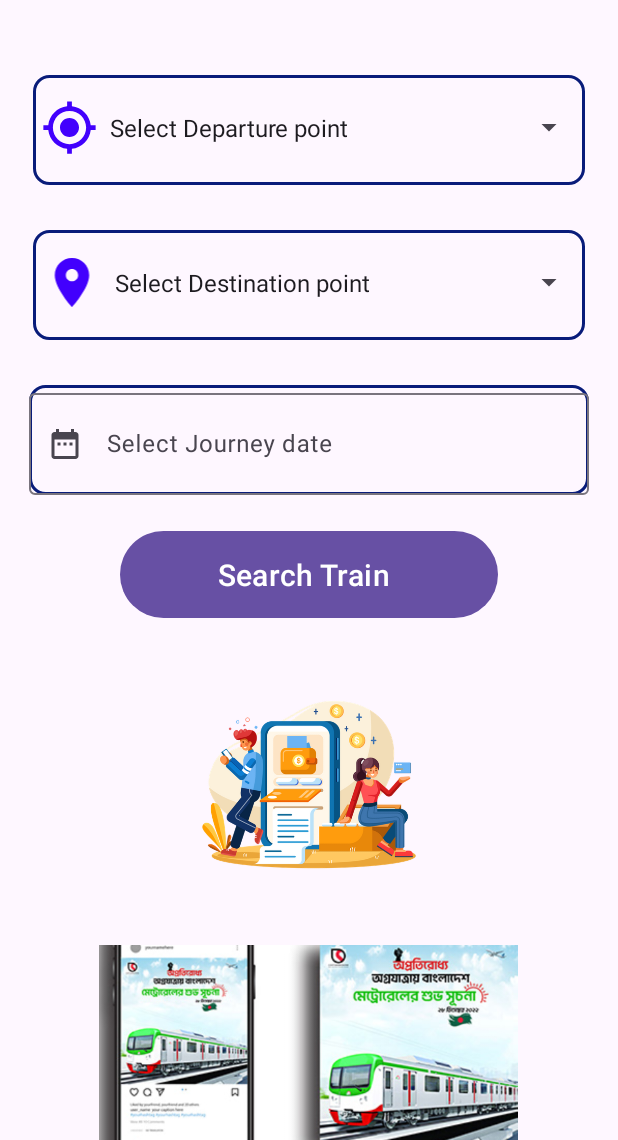
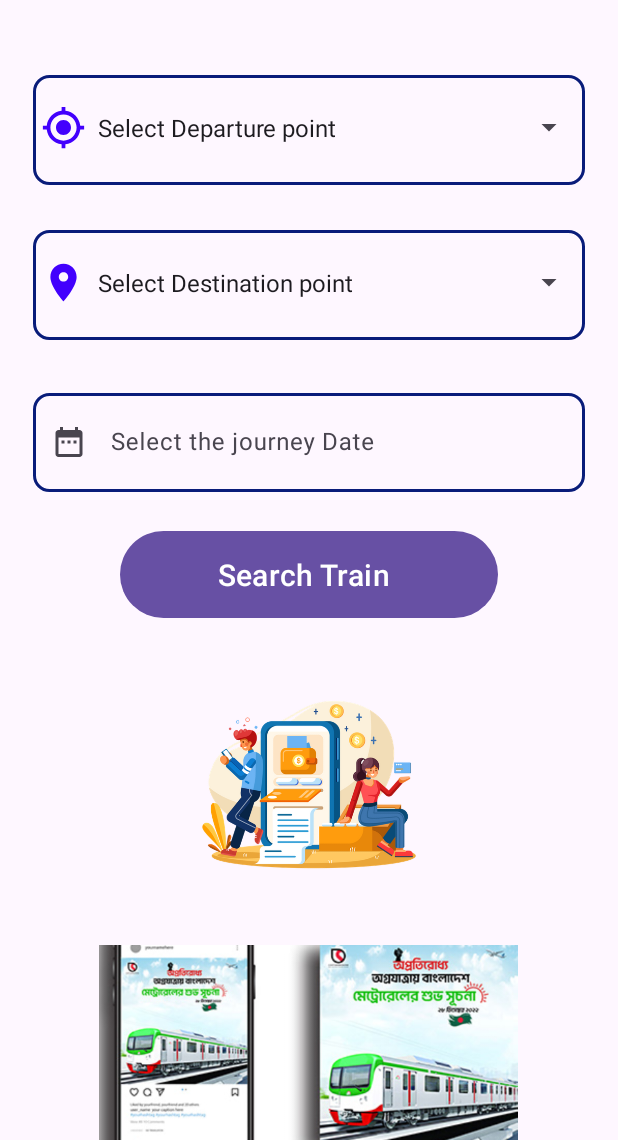
Before and after one commit to EmmanuelEmu/Metro-Rail, an Android app: the screen it shows after launch (home), on a phone screen of 412 x 824 dp, the part 96-1236 px from its top. Run offline under Robolectric (Android 15) with nearby library versions, the phone set to English and light mode, and no system bars; our stand-ins replace Firebase (no records; nobody signed in at launch, a user with empty details on screens opened directly); Roboto replaces fonts that are not available here.

Commit message:
purchase ticket activity is ongoing

```diff
--- a/app/build.gradle.kts
+++ b/app/build.gradle.kts
@@ -1,6 +1,7 @@
 plugins {
     id("com.android.application")
     id("com.google.gms.google-services")
+    id("com.google.android.libraries.mapsplatform.secrets-gradle-plugin")
 }
 
 android {
@@ -30,6 +31,9 @@ android {
         sourceCompatibility = JavaVersion.VERSION_1_8
         targetCompatibility = JavaVersion.VERSION_1_8
     }
+    buildFeatures {
+        viewBinding = true
+    }
 }
 
 dependencies {
@@ -42,6 +46,8 @@ dependencies {
     implementation("com.google.firebase:firebase-database-ktx:20.2.2")
     implementation("com.google.firebase:firebase-bom:32.3.1")
     implementation("com.google.firebase:firebase-database:20.2.2")
+    implementation("com.google.firebase:firebase-firestore-ktx:24.8.1")
+    implementation("com.google.android.gms:play-services-maps:18.1.0")
     testImplementation("junit:junit:4.13.2")
     androidTestImplementation("androidx.test.ext:junit:1.1.5")
     androidTestImplementation("androidx.test.espresso:espresso-core:3.5.1")
--- a/app/src/main/java/com/example/metrorail/home.java
+++ b/app/src/main/java/com/example/metrorail/home.java
@@ -50,7 +50,7 @@ public class home extends AppCompatActivity implements NavigationView.OnNavigati
     Toolbar toolbar;
     int year, month, day;
     Button searchButton;
-    String sourceStation, DestinationStation, DOJourney;
+    String sourceStation, DestinationStation, DOJourney, selectedItem1, selectedItem2;
     EditText journeyDate,JD;
     Spinner spinner_source, spinner_destination;
 
@@ -119,9 +119,9 @@ public class home extends AppCompatActivity implements NavigationView.OnNavigati
             @Override
             public void onItemSelected(AdapterView<?> parentView, View selectedItemView, int position, long id) {
                 // Handle the selected item here
-                String selectedItem1 = parentView.getItemAtPosition(position).toString();
+                selectedItem1 = parentView.getItemAtPosition(position).toString();
                 sourceStation = selectedItem1;
-                //Toast.makeText(getApplicationContext(), "Selected: " + selectedItem, Toast.LENGTH_SHORT).show();
+//                Toast.makeText(getApplicationContext(), "Selected: " + selectedItem1, Toast.LENGTH_SHORT).show();
             }
 
             @Override
@@ -146,9 +146,9 @@ public class home extends AppCompatActivity implements NavigationView.OnNavigati
             @Override
             public void onItemSelected(AdapterView<?> parentView, View selectedItemView, int position, long id) {
                 // Handle the selected item here
-                String selectedItem2 = parentView.getItemAtPosition(position).toString();
+                selectedItem2 = parentView.getItemAtPosition(position).toString();
                 DestinationStation = selectedItem2;
-                //Toast.makeText(getApplicationContext(), "Selected: " + selectedItem, Toast.LENGTH_SHORT).show();
+//                Toast.makeText(getApplicationContext(), "Selected: " + selectedItem2, Toast.LENGTH_SHORT).show();
             }
 
             @Override
@@ -162,7 +162,7 @@ public class home extends AppCompatActivity implements NavigationView.OnNavigati
         //Adding calender for select journey date
 
         journeyDate = findViewById(R.id.journeyDate);
-        final Calendar calendar = Calendar.getInstance();
+        Calendar calendar = Calendar.getInstance();
         journeyDate.setOnClickListener(new View.OnClickListener() {
             @Override
             public void onClick(View view) {
@@ -172,8 +172,8 @@ public class home extends AppCompatActivity implements NavigationView.OnNavigati
 
                 DatePickerDialog datePickerDialog = new DatePickerDialog(home.this, new DatePickerDialog.OnDateSetListener() {
                     @Override
-                    public void onDateSet(DatePicker datePicker, int i, int i1, int i2) {
-                        journeyDate.setText(SimpleDateFormat.getDateInstance().format(calendar.getTime()));
+                    public void onDateSet(DatePicker datePicker, int year, int month, int day) {
+                        journeyDate.setText(String.valueOf(day)+"/"+String.valueOf(month)+"/"+String.valueOf(year));
                     }
                 },year,month,day);
                 datePickerDialog.show();
@@ -181,8 +181,7 @@ public class home extends AppCompatActivity implements NavigationView.OnNavigati
         });
 
         //Getting the journey date in String format
-        JD = findViewById(R.id.journeyDate);
-        DOJourney = String.valueOf(JD.getText());
+
 
 
 
@@ -224,17 +223,23 @@ public class home extends AppCompatActivity implements NavigationView.OnNavigati
 //                    }
 //                });
 //
-                if(sourceStation == "Select Departure point"){
+                System.out.println(selectedItem1);
+                System.out.println(selectedItem2);
+                String msg1 = "Select Departure point";
+                String msg2 = "Select Destination point";
+                if(sourceStation.equals(msg1)){
                     Toast.makeText(home.this, "Please select Departure point", Toast.LENGTH_SHORT).show();
                     return;
                 }
 
-                if(sourceStation == "Select Destination point"){
+                if(DestinationStation.equals(msg2)){
                     Toast.makeText(home.this, "Please select Destination point", Toast.LENGTH_SHORT).show();
                     return;
                 }
 
 
+                JD = findViewById(R.id.journeyDate);
+                DOJourney = String.valueOf(JD.getText());
 
                 Intent intent = new Intent(getApplicationContext(), journey_purchase.class);
                 intent.putExtra("sourceStation", sourceStation);
@@ -246,64 +251,6 @@ public class home extends AppCompatActivity implements NavigationView.OnNavigati
             }
         });
 
-
-
-        String jsonData = null;
-
-        try {
-            // Open the JSON file from the assets folder
-            InputStream inputStream = getAssets().open("data.json");
-
-            // Create a BufferedReader to read the JSON file
-            BufferedReader reader = new BufferedReader(new InputStreamReader(inputStream));
-
-            StringBuilder stringBuilder = new StringBuilder();
-            String line;
-
-            // Read each line of the JSON file and append it to the StringBuilder
-            while ((line = reader.readLine()) != null) {
-                stringBuilder.append(line);
-            }
-
-            // Close the reader
-            reader.close();
-
-            // Convert the JSON data to a string
-            jsonData = stringBuilder.toString();
-            System.out.println(jsonData);
-            // Now, jsonData contains the JSON content as a string
-        } catch (IOException e) {
-            e.printStackTrace();
-        }
-
-        try {
-            // Parse the JSON data into a JSONObject
-            JSONObject jsonObject = new JSONObject(jsonData);
-            JSONArray jsonArray  = jsonObject.getJSONArray("stations");
-
-//            HashMap<String, String> list  = new HashMap<>();
-//            ArrayList< HashMap<String, String>> arrayList = new ArrayList<>();
-            Queue<String> stations = new LinkedList<>();
-
-            for (int i = 0; i < jsonArray.length(); i++) {
-                JSONObject obj = jsonArray.getJSONObject(i);
-                JSONObject stationNumber = obj.getJSONObject("station-"+(i+1));
-                String stationName = stationNumber.getString("st_name");
-                stations.offer(stationName);
-//                list.put("station number","station"+(i+1));
-//                list.put("station Name", stationName);
-//                arrayList.add(list);
-
-            }
-//            System.out.println(arrayList);
-//            System.out.println(list);
-//            System.out.println(arrayList.get(0).get("station Name"));
-            System.out.println(stations.peek());
-
-
-        } catch (JSONException e) {
-            e.printStackTrace();
-        }
 
 
     }
--- a/app/src/main/res/layout/activity_home.xml
+++ b/app/src/main/res/layout/activity_home.xml
@@ -50,8 +50,8 @@
                 android:orientation="horizontal">
 
                 <ImageView
-                    android:layout_width="38dp"
-                    android:layout_height="39dp"
+                    android:layout_width="30dp"
+                    android:layout_height="30dp"
                     android:layout_marginStart="5dp"
                     android:src="@drawable/baseline_my_location_24" />
 
@@ -81,8 +81,8 @@
                 android:orientation="horizontal">
 
                 <ImageView
-                    android:layout_width="41dp"
-                    android:layout_height="39dp"
+                    android:layout_width="30dp"
+                    android:layout_height="30dp"
                     android:layout_marginStart="5dp"
                     android:src="@drawable/baseline_location_on_24" />
 
@@ -101,23 +101,24 @@
         <com.google.android.material.textfield.TextInputLayout
             android:id="@+id/journeyDateLayout"
             style="@style/ThemeOverlay.Material3.TextInputEditText.OutlinedBox"
-            android:layout_width="373dp"
+            android:layout_width="368dp"
             android:layout_height="73dp"
             android:layout_gravity="center"
+            android:layout_marginStart="15dp"
+            android:layout_marginEnd="15dp"
             android:layout_marginTop="30dp"
-            android:background="@drawable/backgroundbox"
-            android:hint="Select Journey date"
+
             app:startIconDrawable="@drawable/baseline_date_range_24">
 
             <com.google.android.material.textfield.TextInputEditText
                 android:id="@+id/journeyDate"
                 android:layout_width="match_parent"
-                android:layout_height="match_parent"
-                android:layout_gravity=""
+                android:layout_height="66dp"
                 android:clickable="true"
+                android:background="@drawable/backgroundbox"
+                android:hint="Select the journey Date"
                 android:focusable="false"
-                android:inputType="date"
-                android:outlineProvider="none" />
+                android:inputType="none" />
         </com.google.android.material.textfield.TextInputLayout>
 
         <Button
--- a/app/src/main/res/values/strings.xml
+++ b/app/src/main/res/values/strings.xml
@@ -35,4 +35,5 @@
         <item>Shewrapara</item>
         <item>Agargaon</item>
     </string-array>
+    <string name="title_activity_maps">MapsActivity</string>
 </resources>
--- a/build.gradle.kts
+++ b/build.gradle.kts
@@ -6,4 +6,5 @@ buildscript {
 // Top-level build file where you can add configuration options common to all sub-projects/modules.
 plugins {
     id("com.android.application") version "8.1.2" apply false
+    id("com.google.android.libraries.mapsplatform.secrets-gradle-plugin") version "2.0.1" apply false
 }
```
Also changed, not shown: app/src/main/AndroidManifest.xml (+21 -1 lines), app/src/main/assets/data.json (+144 -0 lines), app/src/main/java/com/example/metrorail/MapsActivity.java (added, +51 -0 lines), app/src/main/java/com/example/metrorail/ReadWriteUserDetails.java (+56 -0 lines), app/src/main/java/com/example/metrorail/Registration.java (+28 -3 lines), app/src/main/java/com/example/metrorail/journey_purchase.java (+107 -3 lines), app/src/main/res/layout/activity_journey_purchase.xml (+12 -2 lines), app/src/main/res/layout/activity_maps.xml (added, +9 -0 lines).
